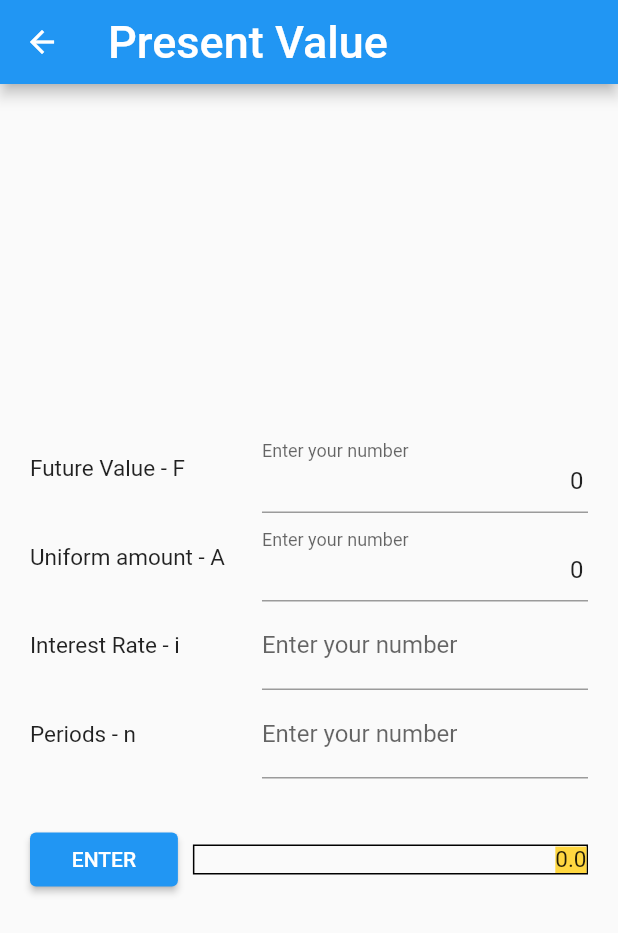
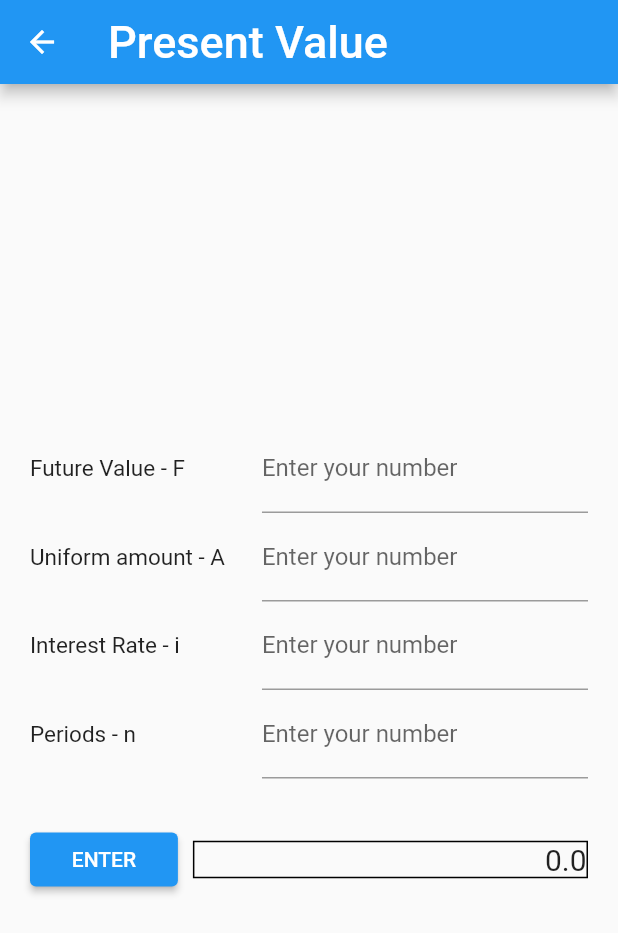
Before and after one commit to JCastle4/CS4750Calculator, a Flutter app: the PresentValue screen opened directly, after a tap on "ENTER", on a phone screen of 412 x 824 dp. Shown: the top 933 px of the screen. Run offline on Flutter 3.47's test engine with Material 2 defaults, Android fonts, the phone set to English and light mode, and no system bars.

Commit message:
calculates present given future and present given uniform values

```diff
--- a/lib/present_value_page.dart
+++ b/lib/present_value_page.dart
@@ -12,8 +12,8 @@ class PresentValue extends StatefulWidget {
 
 class _PresentValueState extends State<PresentValue> {
 
-  final futureController = TextEditingController(text: "0");
-  final uniformController = TextEditingController(text: "0");
+  final futureController = TextEditingController();
+  final uniformController = TextEditingController();
   final rateController = TextEditingController();
   final periodsController = TextEditingController();
 
@@ -36,7 +36,7 @@ class _PresentValueState extends State<PresentValue> {
     setState(() {
       future = double.parse(futureController.text);
       uniform = double.parse(uniformController.text);
-      rate = double.parse(rateController.text);
+      rate = double.parse(rateController.text)/100;
       periods = int.parse(periodsController.text);
     });
   }
@@ -72,7 +72,7 @@ class _PresentValueState extends State<PresentValue> {
                         flex: 50,
                         child: Container(
                           margin: EdgeInsets.only(right: 20, left: 5),
-                          child: TextField(
+                          child: TextFormField(
                             textAlign: TextAlign.right,
                             controller: futureController,
                             //new InputDecoration ?
@@ -188,9 +188,9 @@ class _PresentValueState extends State<PresentValue> {
                       child: ElevatedButton(
                           onPressed: (){
                             updateText();
-                            //outPut = future + uniform + rate + periods;
-                            double f = future * (pow(1+(rate/100),-periods));
-                            outPut = f;
+                            double F = future * (pow(1+(rate),-periods));
+                            double A = uniform * ((pow(1+rate,periods)-1)/(rate * pow(1+rate, periods)));
+                            outPut = F + A;
 
                           },
                           child: Text(
@@ -208,14 +208,13 @@ class _PresentValueState extends State<PresentValue> {
                           '$outPut',
                           textAlign: TextAlign.right,
                           style: TextStyle(
-                              backgroundColor: Colors.amberAccent,
-                            fontSize: 15,
+                              //backgroundColor: Colors.yellowAccent,
+                            fontSize: 20,
                           ),
 
                         ),
                       )
                   )
-
                 ],
               ),
             ],
```
Also changed, not shown: lib/future_value_page.dart (added).
